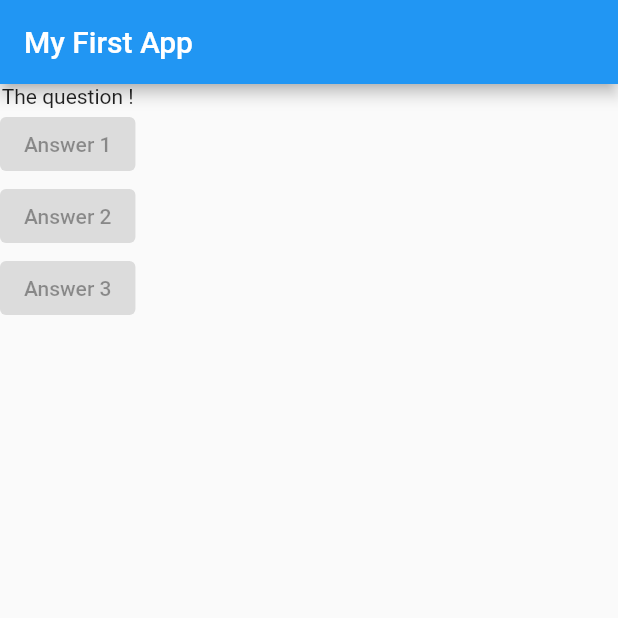
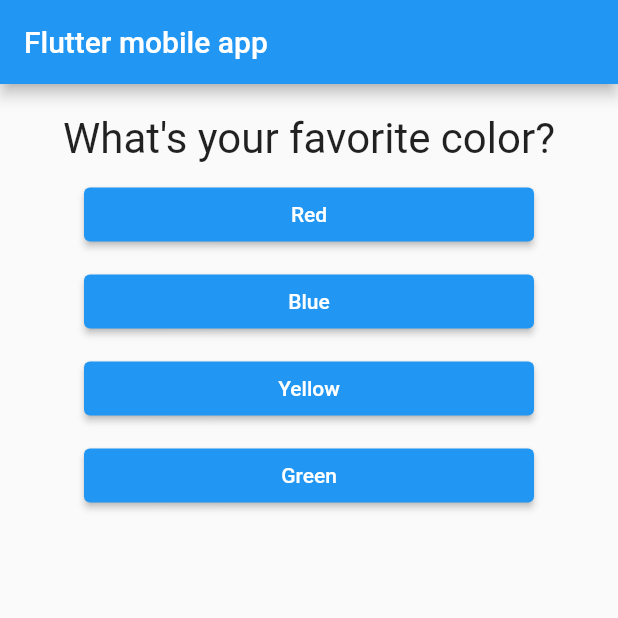
Before and after one commit to namthai-dev/Drafts, a Flutter app: the screen it shows after launch, on a phone screen of 412 x 824 dp, the top half of it. Run offline on Flutter 3.47's test engine with Material 2 defaults, Android fonts, the phone set to English and light mode, and no system bars.

Commit message:
Create basic quiz app

```diff
--- /dev/null
+++ b/flutter_mobile_app/lib/answer.dart
@@ -0,0 +1,21 @@
+import 'package:flutter/material.dart';
+
+class Answer extends StatelessWidget {
+  final Map answerText;
+  final Function answerQuestion;
+
+  const Answer(
+      {super.key, required this.answerText, required this.answerQuestion});
+
+  @override
+  Widget build(BuildContext context) {
+    return Container(
+      width: 300.0,
+      margin: const EdgeInsets.only(bottom: 10.0),
+      child: ElevatedButton(
+        onPressed: () => answerQuestion(answerText['score']),
+        child: Text(answerText['text']),
+      ),
+    );
+  }
+}
--- a/flutter_mobile_app/lib/main.dart
+++ b/flutter_mobile_app/lib/main.dart
@@ -1,25 +1,93 @@
+import 'package:flutter/foundation.dart';
 import 'package:flutter/material.dart';
+import './result.dart';
+import './quiz.dart';
 
 void main() {
   runApp(const MyApp());
 }
 
-class MyApp extends StatelessWidget {
+class MyApp extends StatefulWidget {
   const MyApp({super.key});
+
+  @override
+  State<MyApp> createState() => _MyAppState();
+}
+
+class _MyAppState extends State<MyApp> {
+  var _questionIndex = 0;
+  var _totalScore = 0;
+  final _questions = [
+    {
+      'questionText': "What's your favorite color?",
+      'answers': [
+        {'text': 'Red', 'score': 1},
+        {'text': 'Blue', 'score': 2},
+        {'text': 'Yellow', 'score': 3},
+        {'text': 'Green', 'score': 4},
+      ]
+    },
+    {
+      'questionText': "What's your favorite animal?",
+      'answers': [
+        {'text': 'Cat', 'score': 1},
+        {'text': 'Hamster', 'score': 2},
+        {'text': 'Dog', 'score': 3},
+        {'text': 'Tiger', 'score': 4},
+      ]
+    },
+    {
+      'questionText': "What's your favorite subject?",
+      'answers': [
+        {'text': 'Math', 'score': 1},
+        {'text': 'Science', 'score': 2},
+        {'text': 'Music', 'score': 3},
+        {'text': 'Art', 'score': 4},
+      ]
+    },
+    {
+      'questionText': "What's your favorite sport?",
+      'answers': [
+        {'text': 'Swimming', 'score': 1},
+        {'text': 'Basketball', 'score': 2},
+        {'text': 'Soccer', 'score': 3},
+        {'text': 'Baseball', 'score': 4},
+      ]
+    },
+  ];
+  void _answerQuestion(int score) {
+    setState(() {
+      _questionIndex += 1;
+      _totalScore += score;
+    });
+    if (kDebugMode) {
+      print(_questionIndex);
+      print(_totalScore);
+    }
+  }
+
+  void _reset() {
+    setState(() {
+      _questionIndex = 0;
+      _totalScore = 0;
+    });
+    if (kDebugMode) {
+      print('Reset');
+    }
+  }
 
   @override
   Widget build(BuildContext context) {
     return MaterialApp(
       home: Scaffold(
-        appBar: AppBar(title: const Text('My First App')),
-        body: Column(
-          children: const [
-            Text('The question !'),
-            ElevatedButton(onPressed: null, child: Text('Answer 1')),
-            ElevatedButton(onPressed: null, child: Text('Answer 2')),
-            ElevatedButton(onPressed: null, child: Text('Answer 3')),
-          ],
-        ),
+        appBar: AppBar(title: const Text('Flutter mobile app')),
+        body: _questionIndex < _questions.length
+            ? Quiz(
+                questionIndex: _questionIndex,
+                answerQuestion: _answerQuestion,
+                questions: _questions,
+              )
+            : Result(resultScore: _totalScore, restartQuiz: _reset),
       ),
     );
   }
--- /dev/null
+++ b/flutter_mobile_app/lib/question.dart
@@ -0,0 +1,20 @@
+import 'package:flutter/material.dart';
+
+class Question extends StatelessWidget {
+  final String questionText;
+
+  const Question(this.questionText, {super.key});
+
+  @override
+  Widget build(BuildContext context) {
+    return Container(
+      width: double.infinity,
+      margin: const EdgeInsets.all(10),
+      child: Text(
+        questionText,
+        style: const TextStyle(fontSize: 28),
+        textAlign: TextAlign.center,
+      ),
+    );
+  }
+}
--- /dev/null
+++ b/flutter_mobile_app/lib/quiz.dart
@@ -0,0 +1,32 @@
+import 'package:flutter/material.dart';
+import './question.dart';
+import './answer.dart';
+
+class Quiz extends StatelessWidget {
+  final List<Map<String, Object>> questions;
+  final int questionIndex;
+  final Function answerQuestion;
+
+  const Quiz(
+      {super.key,
+      required this.questions,
+      required this.questionIndex,
+      required this.answerQuestion});
+
+  @override
+  Widget build(BuildContext context) {
+    return Container(
+      width: double.infinity,
+      margin: const EdgeInsets.all(10),
+      child: Column(children: [
+        Question(questions[questionIndex]['questionText'] as String),
+        ...(questions[questionIndex]['answers'] as List<Map>)
+            .map((answer) => Answer(
+                  answerText: answer,
+                  answerQuestion: answerQuestion,
+                ))
+            .toList()
+      ]),
+    );
+  }
+}
--- /dev/null
+++ b/flutter_mobile_app/lib/result.dart
@@ -0,0 +1,36 @@
+import 'package:flutter/material.dart';
+
+class Result extends StatelessWidget {
+  final int resultScore;
+  final Function restartQuiz;
+
+  const Result({super.key, required this.resultScore, required this.restartQuiz});
+
+  String get resultPhrase {
+    var resultText = 'You did it!';
+    if (resultScore <= 8) {
+      resultText = 'You are awesome!';
+    } else if (resultScore <= 12) {
+      resultText = 'You are ... strange?!';
+    } else {
+      resultText = 'You are so bad!';
+    }
+    return resultText;
+  }
+
+  @override
+  Widget build(BuildContext context) {
+    return Center(
+      child: Column(
+        children: [
+          Text(
+            resultPhrase,
+            style: const TextStyle(fontSize: 36, fontWeight: FontWeight.bold),
+            textAlign: TextAlign.center,
+          ),
+          TextButton(onPressed: () => restartQuiz(), child: const Text('Restart Quiz!'))
+        ],
+      ),
+    );
+  }
+}
```
